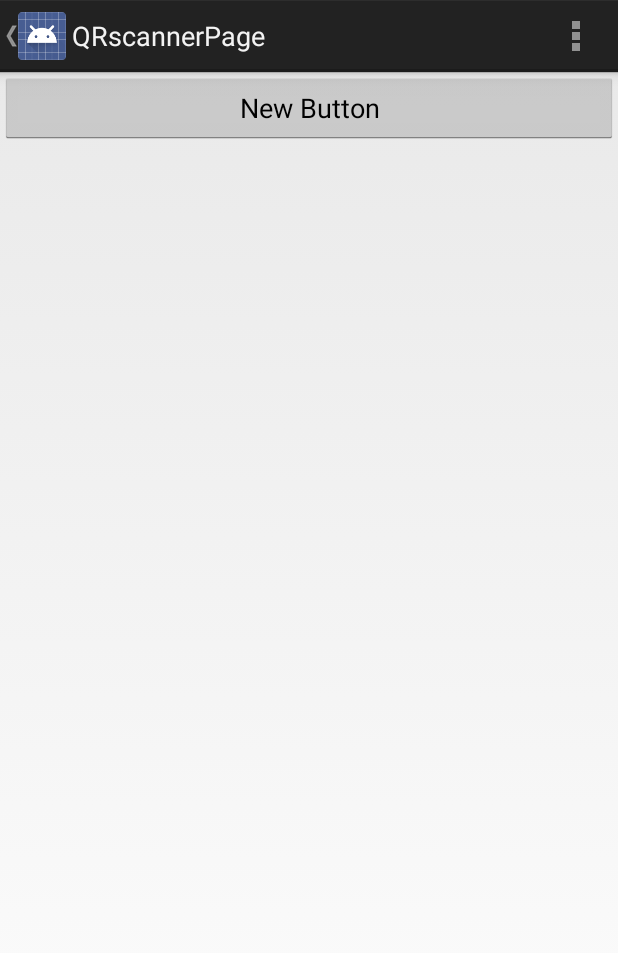
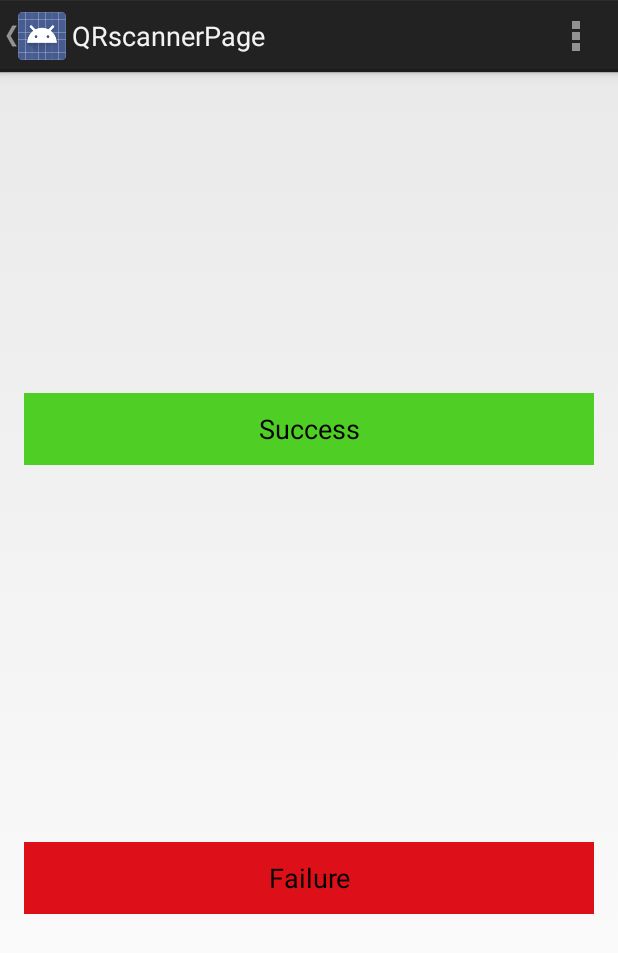
Before and after one commit to jhc7ej/cs4720-rpi, an Android app: the screen it shows after launch (QRscannerPage), after a tap on "Go!", on a phone screen of 412 x 824 dp. Shown: the top 953 px of the screen. Run offline under Robolectric (Android 15) with nearby library versions, the phone set to English and light mode, and no system bars.

Commit message:
buttons are functional :-)

```diff
--- a/app/src/main/java/com/example/marlenakauer/wmbuild1/Build1.java
+++ b/app/src/main/java/com/example/marlenakauer/wmbuild1/Build1.java
@@ -92,7 +92,7 @@ public class Build1 extends Activity {
         startActivity(intent);
        // String red = "{\"lights\":\"[{\"lightId\":1,\"red\":255,\"blue\":0,\"green\":0,\"intensity\":.3}],\"propagate\": true}";
 
-        POST("192.168.20.125/rpi/", true);
+        //POST("192.168.20.125/rpi/", true);
 
         }
         }
--- a/app/src/main/java/com/example/marlenakauer/wmbuild1/QRscannerPage.java
+++ b/app/src/main/java/com/example/marlenakauer/wmbuild1/QRscannerPage.java
@@ -3,23 +3,27 @@ package com.example.marlenakauer.wmbuild1;
 import android.app.Activity;
 import android.app.ActionBar;
 import android.app.Fragment;
+import android.content.DialogInterface;
 import android.content.Intent;
 import android.os.Bundle;
 import android.view.LayoutInflater;
 import android.view.Menu;
 import android.view.MenuItem;
 import android.view.View;
+import android.view.View.OnClickListener;
 import android.view.ViewGroup;
 import android.os.Build;
 import android.widget.TextView;
-
+import android.view.View.OnClickListener;
 import org.apache.http.client.HttpClient;
 import org.apache.http.client.methods.HttpPost;
 import org.apache.http.entity.StringEntity;
 import org.apache.http.impl.client.DefaultHttpClient;
 import org.json.JSONArray;
+import android.widget.Button;
+import android.widget.Toast;
+
 import org.json.JSONObject;
-
 
 public class QRscannerPage extends Activity {
 
@@ -39,21 +43,39 @@ public class QRscannerPage extends Activity {
     protected void onCreate(Bundle savedInstanceState) {
         super.onCreate(savedInstanceState);
         setContentView(R.layout.activity_qrscanner_page);
-        /* if (savedInstanceState == null) {
-            getFragmentManager().beginTransaction()
-                    .add(R.id.container, new PlaceholderFragment())
-                    .commit();
-        }*/
+
+        Button myButton = (Button) findViewById(R.id.success);
+        Button myButton2 = (Button) findViewById(R.id.fail);
+
+        myButton.setOnClickListener(new OnClickListener() {
+           @Override
+           public void onClick(View v) {
+               Toast.makeText(QRscannerPage.this, "Button Clicked", Toast.LENGTH_SHORT).show();
+           }
+        });
+
+        myButton2.setOnClickListener(new OnClickListener() {
+            @Override
+            public void onClick(View v) {
+                Toast.makeText(QRscannerPage.this, "Another Button Clicked", Toast.LENGTH_SHORT).show();
+            }
+        });
+
+//        if (savedInstanceState == null) {
+//            getFragmentManager().beginTransaction()
+//                    .add(R.id.container, new PlaceholderFragment())
+//                    .commit();
+//        }
         Intent intent = getIntent();
         String message = intent.getStringExtra(Build1.EXTRA_MESSAGE);
 
         // Create the text view
-       // TextView textView = new TextView(this);
-       // textView.setTextSize(40);
-       // textView.setText(message);
-
-        // Set the text view as the activity layout
-        //setContentView(textView);
+//       TextView textView = new TextView(this);
+//       textView.setTextSize(40);
+//       textView.setText(message);
+//
+//       //Set the text view as the activity layout
+//       setContentView(textView);
 
     }
 
--- a/app/src/main/res/layout/activity_qrscanner_page.xml
+++ b/app/src/main/res/layout/activity_qrscanner_page.xml
@@ -1,7 +1,35 @@
+<RelativeLayout xmlns:android="http://schemas.android.com/apk/res/android"
+    xmlns:tools="http://schemas.android.com/tools"
+    android:layout_width="match_parent"
+    android:layout_height="match_parent"
+    android:paddingLeft="@dimen/activity_horizontal_margin"
+    android:paddingRight="@dimen/activity_horizontal_margin"
+    android:paddingTop="@dimen/activity_vertical_margin"
+    android:paddingBottom="@dimen/activity_vertical_margin"
+    tools:context="com.example.marlenakauer.wmbuild1.scanPage"
+    >
 
-<Button
-    android:layout_width="fill_parent"
-    android:layout_height="wrap_content"
-    android:text="New Button"
-    xmlns:android="http://schemas.android.com/apk/res/android"
-    android:id="@+id/button"></Button>
+    <Button
+        android:layout_width="match_parent"
+        android:layout_height="wrap_content"
+        android:text="@string/Success"
+        android:id="@+id/success"
+        android:layout_toEndOf="@+id/fail"
+        android:layout_marginTop="198dp"
+        android:background="#ff4fce25"
+        android:layout_alignParentTop="true"
+        android:layout_alignParentStart="true"
+        android:onClick=""/>
+
+    <Button
+        android:layout_width="match_parent"
+        android:layout_height="wrap_content"
+        android:text="@string/Failure"
+        android:id="@+id/fail"
+        android:layout_marginTop="251dp"
+        android:background="#ffdd0f19"
+        android:onClick=""
+        android:layout_below="@+id/success"
+        android:layout_alignParentStart="true" />
+
+</RelativeLayout>
--- a/app/src/main/res/values/strings.xml
+++ b/app/src/main/res/values/strings.xml
@@ -7,5 +7,7 @@
     <string name="title_activity_scan_page">scanPage</string>
     <string name="title_activity_qtscan_page">QTscanPage</string>
     <string name="title_activity_qrscanner_page">QRscannerPage</string>
+    <string name="Success">Success</string>
+    <string name="Failure">Failure</string>
 
 </resources>
```
